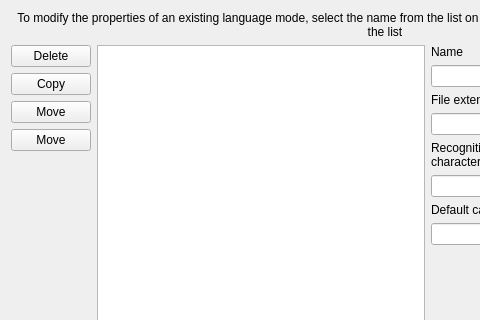
The window that source/ui/DialogLanguageModes.ui (eteran/nedit-ng) describes before a commit, drawn with Qt 5; both pictures show x 0 to 480 and y 0 to 320 of the 770 by 638 pixel window.
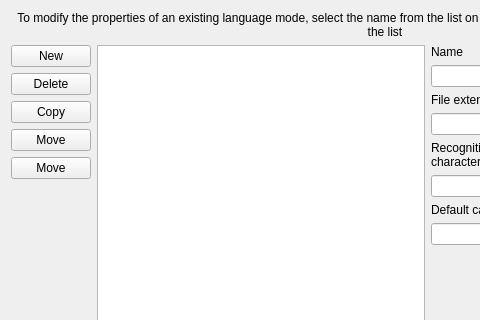
The same window after the commit. Icons and pictures are not drawn.

Patch:
```diff
--- a/source/ui/DialogLanguageModes.ui
+++ b/source/ui/DialogLanguageModes.ui
@@ -31,6 +31,16 @@
     <layout class="QHBoxLayout" name="horizontalLayout">
      <item>
       <layout class="QVBoxLayout" name="verticalLayout_2">
+       <item>
+        <widget class="QPushButton" name="buttonNew">
+         <property name="text">
+          <string>New</string>
+         </property>
+         <property name="icon">
+          <iconset theme="document-new"/>
+         </property>
+        </widget>
+       </item>
        <item>
         <widget class="QPushButton" name="buttonDelete">
          <property name="text">
```
